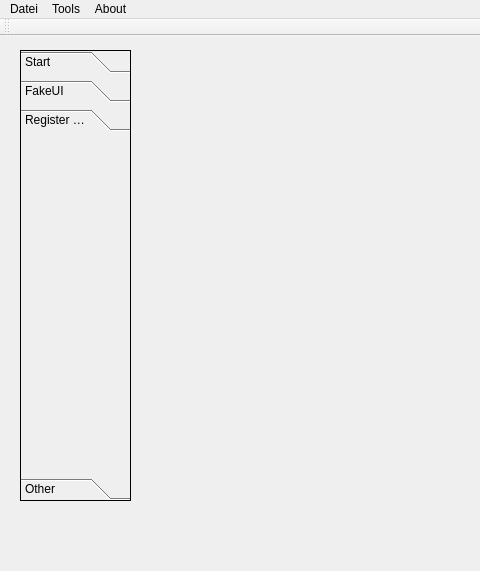
Qt form iBasar/mainwindow.ui (hoihrig/iBasar) before a commit; both pictures show x 0 to 480 and y 0 to 571 of the 1129 by 772 pixel window.
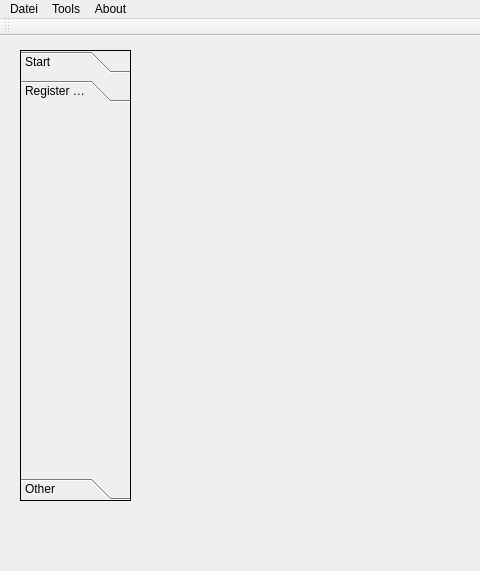
The same form after that commit. The open tabs and pages were chosen to show the change.

Commit message:
Removed FakeUI
Removed FakeUI from sources and UI files, because
it is to be replaced by the real UI soon

Patch:
```diff
--- a/iBasar/mainwindow.ui
+++ b/iBasar/mainwindow.ui
@@ -60,20 +60,15 @@
       <string>Start</string>
      </attribute>
     </widget>
-    <widget class="QWidget" name="page_5">
-     <property name="geometry">
-      <rect>
-       <x>0</x>
-       <y>0</y>
-       <width>109</width>
-       <height>325</height>
-      </rect>
-     </property>
-     <attribute name="label">
-      <string>FakeUI</string>
-     </attribute>
-    </widget>
     <widget class="QWidget" name="page_6">
+     <property name="geometry">
+      <rect>
+       <x>0</x>
+       <y>0</y>
+       <width>98</width>
+       <height>28</height>
+      </rect>
+     </property>
      <attribute name="label">
       <string>Register Seller</string>
      </attribute>
```
Left out of the diff: 6 changed lines with no effect on the pictures. The commit also changes 6 other files.
